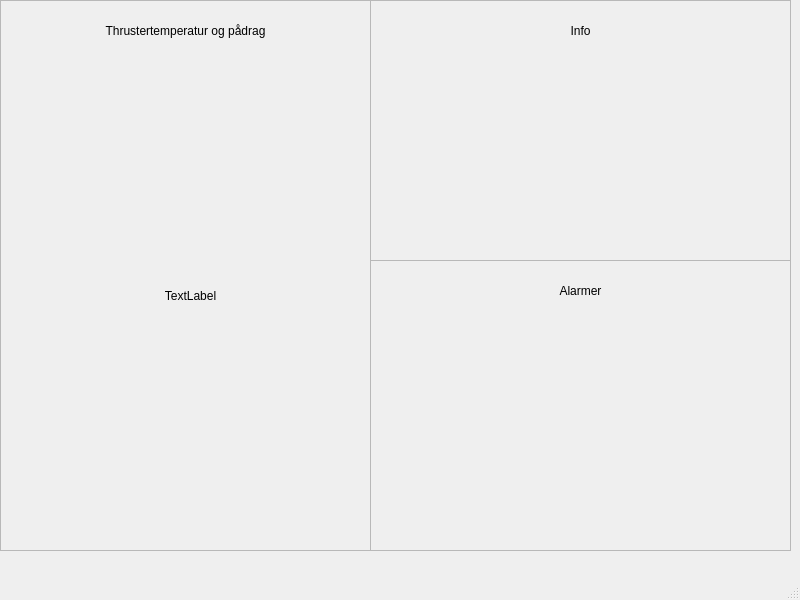
First picture: the form in MainWindow.ui, repository UiS-Subsea/GUI_2024, before the edit.
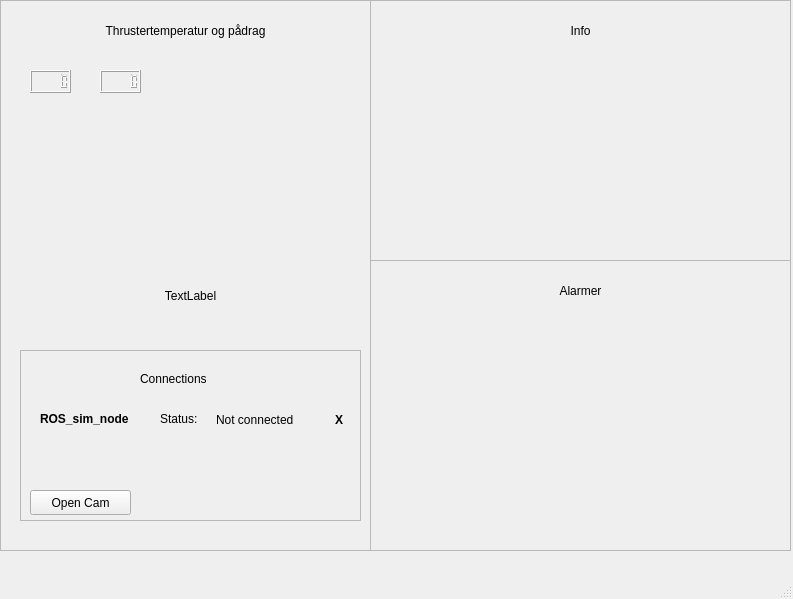
Second picture: the form after the edit.

Commit message: ROS connection status, button for open/initiating cams

Patch:
```diff
--- a/MainWindow.ui
+++ b/MainWindow.ui
@@ -6,8 +6,8 @@
    <rect>
     <x>0</x>
     <y>0</y>
-    <width>800</width>
-    <height>600</height>
+    <width>793</width>
+    <height>599</height>
    </rect>
   </property>
   <property name="windowTitle">
@@ -76,6 +76,132 @@
        <set>Qt::AlignCenter</set>
       </property>
      </widget>
+     <widget class="QLCDNumber" name="lcdNumber">
+      <property name="geometry">
+       <rect>
+        <x>30</x>
+        <y>70</y>
+        <width>41</width>
+        <height>23</height>
+       </rect>
+      </property>
+     </widget>
+     <widget class="QLCDNumber" name="lcdNumber_2">
+      <property name="geometry">
+       <rect>
+        <x>100</x>
+        <y>70</y>
+        <width>41</width>
+        <height>23</height>
+       </rect>
+      </property>
+     </widget>
+     <widget class="QFrame" name="frame_5">
+      <property name="geometry">
+       <rect>
+        <x>20</x>
+        <y>350</y>
+        <width>341</width>
+        <height>171</height>
+       </rect>
+      </property>
+      <property name="frameShape">
+       <enum>QFrame::StyledPanel</enum>
+      </property>
+      <property name="frameShadow">
+       <enum>QFrame::Raised</enum>
+      </property>
+      <widget class="QLabel" name="label_5">
+       <property name="geometry">
+        <rect>
+         <x>120</x>
+         <y>20</y>
+         <width>91</width>
+         <height>17</height>
+        </rect>
+       </property>
+       <property name="text">
+        <string>Connections</string>
+       </property>
+      </widget>
+      <widget class="QPushButton" name="button_init_cams">
+       <property name="geometry">
+        <rect>
+         <x>10</x>
+         <y>140</y>
+         <width>101</width>
+         <height>25</height>
+        </rect>
+       </property>
+       <property name="text">
+        <string>Open Cam</string>
+       </property>
+      </widget>
+      <widget class="QLabel" name="label_6">
+       <property name="geometry">
+        <rect>
+         <x>140</x>
+         <y>60</y>
+         <width>67</width>
+         <height>17</height>
+        </rect>
+       </property>
+       <property name="text">
+        <string>Status:</string>
+       </property>
+      </widget>
+      <widget class="QLabel" name="status_icon_ros">
+       <property name="geometry">
+        <rect>
+         <x>315</x>
+         <y>60</y>
+         <width>21</width>
+         <height>20</height>
+        </rect>
+       </property>
+       <property name="font">
+        <font>
+         <weight>75</weight>
+         <bold>true</bold>
+        </font>
+       </property>
+       <property name="text">
+        <string>X</string>
+       </property>
+      </widget>
+      <widget class="QLabel" name="label_ros_status">
+       <property name="geometry">
+        <rect>
+         <x>196</x>
+         <y>60</y>
+         <width>111</width>
+         <height>20</height>
+        </rect>
+       </property>
+       <property name="text">
+        <string>Not connected</string>
+       </property>
+      </widget>
+      <widget class="QLabel" name="label_7">
+       <property name="geometry">
+        <rect>
+         <x>20</x>
+         <y>60</y>
+         <width>111</width>
+         <height>17</height>
+        </rect>
+       </property>
+       <property name="font">
+        <font>
+         <weight>75</weight>
+         <bold>true</bold>
+        </font>
+       </property>
+       <property name="text">
+        <string>ROS_sim_node</string>
+       </property>
+      </widget>
+     </widget>
     </widget>
     <widget class="QFrame" name="frame_3">
      <property name="geometry">
```
Left out of the diff: 2 changed lines with no effect on the pictures. The commit also changes 8 other files.
